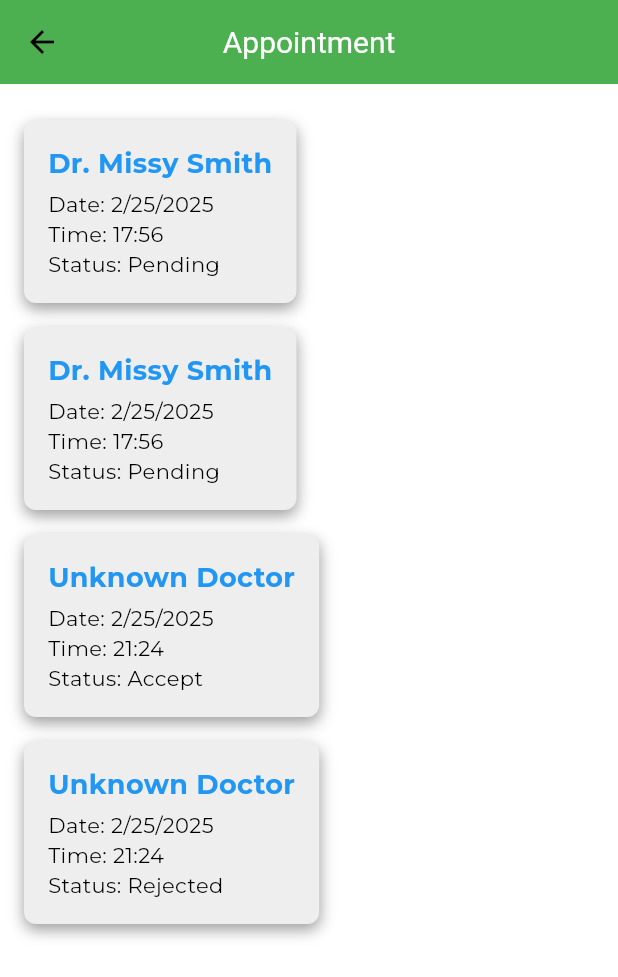
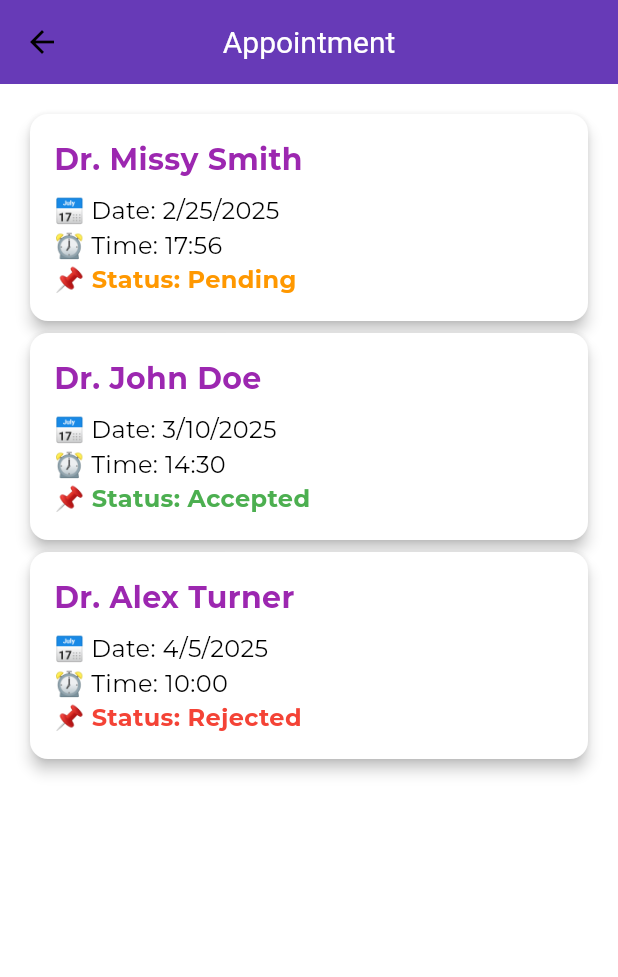
Before and after one commit to Sujala99/Mobile-Application-Project, a Flutter app: the AppointmentView screen opened directly, on a phone screen of 412 x 824 dp. Shown: the top 977 px of the screen. Run offline on Flutter 3.47's test engine with Material 3 defaults, Android fonts, the phone set to English and light mode, and no system bars; our stand-ins replace bloc, dartz, dio, equatable, flutter_bloc, get_it and 6 more; accounts and stored records are empty.

Commit message:
fixing appointment view

```diff
--- a/lib/features/appointment/presentation/view/appointment_view.dart
+++ b/lib/features/appointment/presentation/view/appointment_view.dart
@@ -7,12 +7,13 @@ class AppointmentView extends StatelessWidget {
   Widget build(BuildContext context) {
     return Scaffold(
       appBar: AppBar(
-        title: const Text('Appointment'), // Set the app title to "Appointment"
+        title: const Text('Appointment'),
+        backgroundColor: Colors.deepPurple, // Set AppBar background to purple
       ),
-      body: SingleChildScrollView( // Use SingleChildScrollView to allow scrolling if needed
+      body: SingleChildScrollView(
         padding: const EdgeInsets.all(16.0),
         child: Column(
-          crossAxisAlignment: CrossAxisAlignment.start, // Align children to the start
+          crossAxisAlignment: CrossAxisAlignment.stretch, // Make the column fill the width
           children: <Widget>[
             _buildAppointmentCard(
               doctorName: 'Dr. Missy Smith',
@@ -21,23 +22,17 @@ class AppointmentView extends StatelessWidget {
               status: 'Pending',
             ),
             _buildAppointmentCard(
-              doctorName: 'Dr. Missy Smith',
-              date: '2/25/2025',
-              time: '17:56',
-              status: 'Pending',
+              doctorName: 'Dr. John Doe',
+              date: '3/10/2025',
+              time: '14:30',
+              status: 'Accepted',
             ),
             _buildAppointmentCard(
-              doctorName: 'Unknown Doctor',
-              date: '2/25/2025',
-              time: '21:24',
-              status: 'Accept',
-            ),  _buildAppointmentCard(
-              doctorName: 'Unknown Doctor',
-              date: '2/25/2025',
-              time: '21:24',
+              doctorName: 'Dr. Alex Turner',
+              date: '4/5/2025',
+              time: '10:00',
               status: 'Rejected',
             ),
-            // Add more _buildAppointmentCard widgets as needed
           ],
         ),
       ),
@@ -50,37 +45,52 @@ class AppointmentView extends StatelessWidget {
     required String time,
     required String status,
   }) {
-    return Container(
-      margin: const EdgeInsets.symmetric(vertical: 8.0),
+    return Card(
+      shape: RoundedRectangleBorder(
+        borderRadius: BorderRadius.circular(12),
+      ),
+      elevation: 4,
+      color: Colors.white,
+      child: Padding(
         padding: const EdgeInsets.all(16.0),
-      decoration: BoxDecoration(
-        color: Colors.grey[200], // Set a background color
-        borderRadius: BorderRadius.circular(8),
-        boxShadow: const [
-         BoxShadow(
-            color: Colors.grey,
-            blurRadius: 8,
-            offset: const Offset(0, 4),
-          ),
-        ],
-      ),
         child: Column(
           crossAxisAlignment: CrossAxisAlignment.start,
           children: <Widget>[
             Text(
               doctorName,
               style: const TextStyle(
-              fontSize: 18,
+                fontSize: 20,
                 fontWeight: FontWeight.bold,
-              color: Colors.blue,
+                color: Colors.purple,
               ),
             ),
-          const SizedBox(height: 4),
-          Text('Date: $date'),
-          Text('Time: $time'),
-          Text('Status: $status'),
+            const SizedBox(height: 8),
+            Text('📅 Date: $date', style: const TextStyle(fontSize: 16)),
+            Text('⏰ Time: $time', style: const TextStyle(fontSize: 16)),
+            Text(
+              '📌 Status: $status',
+              style: TextStyle(
+                fontSize: 16,
+                fontWeight: FontWeight.bold,
+                color: _getStatusColor(status),
+              ),
+            ),
           ],
+        ),
       ),
     );
   }
+
+  Color _getStatusColor(String status) {
+    switch (status.toLowerCase()) {
+      case 'pending':
+        return Colors.orange;
+      case 'accepted':
+        return Colors.green;
+      case 'rejected':
+        return Colors.red;
+      default:
+        return Colors.black;
     }
+  }
+}
```
Lines whose indentation alone changed are shown as unchanged.
